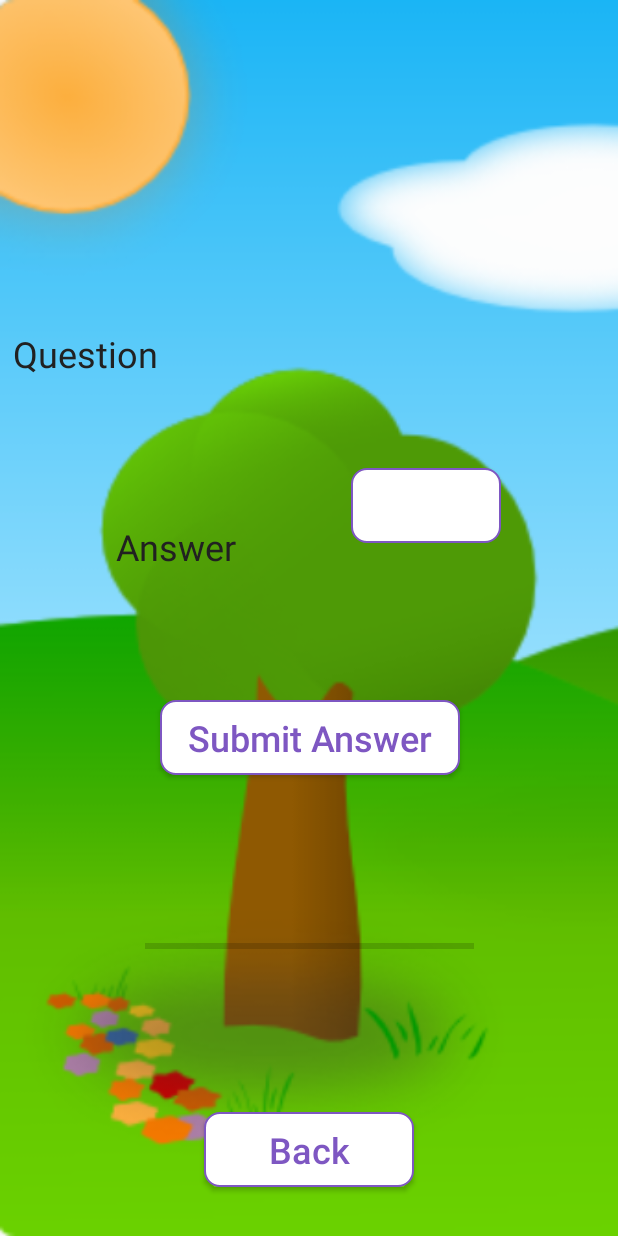
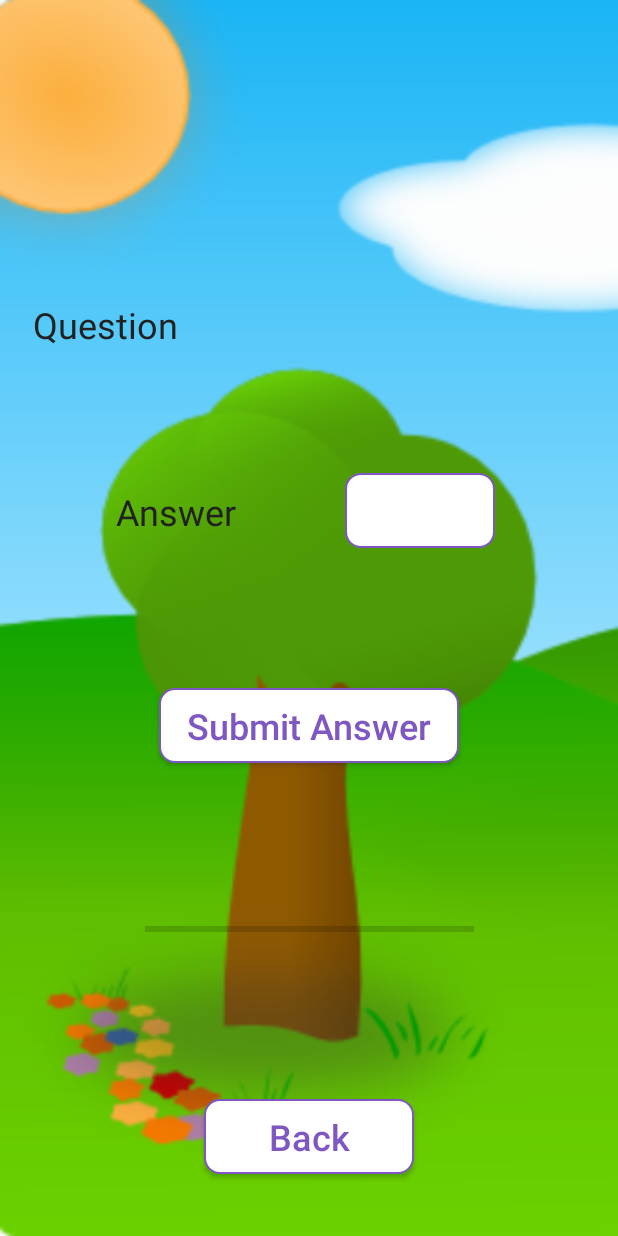
Before and after one commit to Wil6group/Wil6App, an Android app: the MathGame screen opened directly, with no data from a screen before it, after a tap on "Submit Answer", on a phone screen of 412 x 824 dp. Run offline under Robolectric (Android 15) with nearby library versions, the phone set to English and light mode, and no system bars; 4 statements that could not run were skipped.

Commit message:
Fixed math ranges and empty text error, no more negative sums and fixed layout. Added behaviour and camera to side menu.

```diff
--- a/app/src/main/java/com/example/app_proto_02/MathGame.java
+++ b/app/src/main/java/com/example/app_proto_02/MathGame.java
@@ -35,8 +35,8 @@ public class MathGame extends AppCompatActivity {
     public void calculationoperation(String operation){
 
         if(operation.equals("Addition")){
-            int a = new Random().nextInt((100));
-            int b = new Random().nextInt((100));
+            int a = new Random().nextInt((30));
+            int b = new Random().nextInt((30));
             String questio = a+" + "+b;
             question = (TextView) findViewById(R.id.QuestionTxt);
             question.setText(questio);
@@ -46,8 +46,8 @@ public class MathGame extends AppCompatActivity {
 
 
         if(operation.equals("Subtraction")){
-            int a = new Random().nextInt((100));
-            int b = new Random().nextInt((100));
+            int a = new Random().nextInt(50 - 25) + 25;
+            int b = new Random().nextInt(25);
             String questio = a+" - "+b;
             question = (TextView) findViewById(R.id.QuestionTxt);
             question.setText(questio);
@@ -56,7 +56,7 @@ public class MathGame extends AppCompatActivity {
         }
 
         if(operation.equals("Division")){
-            int a = new Random().nextInt((100));
+            int a = new Random().nextInt((20));
             int b = new Random().nextInt((10));
             int c = a*b;
             String questio = c+" / "+a;
@@ -78,18 +78,25 @@ public class MathGame extends AppCompatActivity {
         }
     }
 
-    public void ValidateAnswer(View v){
-        answer =  (EditText) findViewById(R.id.AnswerTxt);
-        String userasnwer =answer.getText().toString();
-        if(Integer.parseInt(userasnwer) ==correctanswer){
+    public void ValidateAnswer(View v)
+    {
+        answer = findViewById(R.id.AnswerTxt);
+        String userasnwer = answer.getText().toString();
+        if (userasnwer.equals(""))
+        {
+            Toast.makeText(this,"Please enter a number.",Toast.LENGTH_SHORT).show();
+        }else
+            {
+                if(Integer.parseInt(userasnwer) == correctanswer){
                     Toast.makeText(this,"Well done this is correct",Toast.LENGTH_LONG).show();
                     calculationoperation(mode);
                     answer.setText("");
                 }
-
                 else{
                     Toast.makeText(this,"Wrong try again",Toast.LENGTH_LONG).show();
                 }
+            }
+
     }
 
     public void onBackClick(View view)
--- a/app/src/main/res/layout/activity_math_game.xml
+++ b/app/src/main/res/layout/activity_math_game.xml
@@ -13,6 +13,7 @@
         android:id="@+id/btnBack2"
         android:layout_width="140dp"
         android:layout_height="50dp"
+        android:layout_marginBottom="28dp"
         android:background="@drawable/rounded_button_3"
         android:onClick="onBackClick"
         android:text="Back"
@@ -21,18 +22,14 @@
         android:textSize="24dp"
         app:layout_constraintBottom_toBottomOf="parent"
         app:layout_constraintEnd_toEndOf="parent"
-        app:layout_constraintHorizontal_bias="0.5"
         app:layout_constraintStart_toStartOf="parent"
-        app:layout_constraintTop_toTopOf="parent"
-        app:layout_constraintVertical_bias="0.958" />
+        app:layout_constraintTop_toBottomOf="@+id/progressBar" />
 
     <Button
         android:id="@+id/CompleteBtn"
         android:layout_width="200dp"
         android:layout_height="50dp"
-        android:layout_marginStart="139dp"
-        android:layout_marginEnd="138dp"
-        android:layout_marginBottom="64dp"
+        android:layout_marginBottom="65dp"
         android:background="@drawable/rounded_button_3"
         android:onClick="ValidateAnswer"
         android:text="Submit Answer"
@@ -48,12 +45,13 @@
         android:id="@+id/textView2"
         android:layout_width="wrap_content"
         android:layout_height="wrap_content"
-        android:layout_marginStart="39dp"
-        android:layout_marginBottom="426dp"
+        android:layout_marginStart="77dp"
+        android:layout_marginEnd="72dp"
+        android:layout_marginBottom="88dp"
         android:text="Answer"
         android:textColor="@color/Black"
         android:textSize="24dp"
-        app:layout_constraintBottom_toBottomOf="parent"
+        app:layout_constraintBottom_toTopOf="@+id/CompleteBtn"
         app:layout_constraintEnd_toStartOf="@+id/AnswerTxt"
         app:layout_constraintStart_toStartOf="parent"
         app:layout_constraintTop_toBottomOf="@+id/textView3" />
@@ -62,14 +60,14 @@
         android:id="@+id/textView3"
         android:layout_width="wrap_content"
         android:layout_height="wrap_content"
-        android:layout_marginStart="49dp"
-        android:layout_marginTop="81dp"
-        android:layout_marginBottom="78dp"
+        android:layout_marginStart="22dp"
+        android:layout_marginEnd="293dp"
+        android:layout_marginBottom="79dp"
         android:text="Question"
         android:textColor="@color/Black"
         android:textSize="24dp"
         app:layout_constraintBottom_toTopOf="@+id/textView2"
-        app:layout_constraintEnd_toStartOf="@+id/QuestionTxt"
+        app:layout_constraintEnd_toEndOf="parent"
         app:layout_constraintStart_toStartOf="parent"
         app:layout_constraintTop_toBottomOf="@+id/OperationTxt" />
 
@@ -77,10 +75,8 @@
         android:id="@+id/OperationTxt"
         android:layout_width="193dp"
         android:layout_height="40dp"
-        android:layout_marginStart="101dp"
-        android:layout_marginTop="63dp"
-        android:layout_marginEnd="100dp"
-        android:layout_marginBottom="63dp"
+        android:layout_marginTop="65dp"
+        android:layout_marginBottom="69dp"
         android:ems="10"
         android:enabled="false"
         android:inputType="textPersonName"
@@ -88,7 +84,7 @@
         android:textColor="@color/Black"
         android:textSize="30dp"
         android:textStyle="bold"
-        app:layout_constraintBottom_toTopOf="@+id/QuestionTxt"
+        app:layout_constraintBottom_toTopOf="@+id/textView3"
         app:layout_constraintEnd_toEndOf="parent"
         app:layout_constraintStart_toStartOf="parent"
         app:layout_constraintTop_toTopOf="parent" />
@@ -100,9 +96,9 @@
         android:layout_height="65dp"
         android:layout_marginStart="96dp"
         android:layout_marginEnd="96dp"
-        android:layout_marginBottom="143dp"
+        android:layout_marginBottom="67dp"
         android:progressTint="@color/Green"
-        app:layout_constraintBottom_toBottomOf="parent"
+        app:layout_constraintBottom_toTopOf="@+id/btnBack2"
         app:layout_constraintEnd_toEndOf="parent"
         app:layout_constraintStart_toStartOf="parent"
         app:layout_constraintTop_toBottomOf="@+id/CompleteBtn" />
@@ -111,15 +107,14 @@
         android:id="@+id/AnswerTxt"
         android:layout_width="100dp"
         android:layout_height="50dp"
-        android:layout_marginStart="39dp"
-        android:layout_marginEnd="40dp"
-        android:layout_marginBottom="87dp"
+        android:layout_marginEnd="82dp"
+        android:layout_marginBottom="80dp"
+        android:background="@drawable/rounded_button_3"
         android:ems="10"
+        android:inputType="number"
+        android:paddingLeft="10dp"
         android:textColor="@color/DeepPurple"
-        android:inputType="number"
         android:textSize="22dp"
-        android:paddingLeft="10dp"
-        android:background="@drawable/rounded_button_3"
         app:layout_constraintBottom_toTopOf="@+id/CompleteBtn"
         app:layout_constraintEnd_toEndOf="parent"
         app:layout_constraintStart_toEndOf="@+id/textView2"
@@ -129,13 +124,14 @@
         android:id="@+id/QuestionTxt"
         android:layout_width="wrap_content"
         android:layout_height="wrap_content"
-        android:layout_marginStart="48dp"
-        android:layout_marginEnd="40dp"
-        android:layout_marginBottom="64dp"
+        android:layout_marginStart="18dp"
+        android:layout_marginTop="71dp"
+        android:layout_marginEnd="16dp"
+        android:layout_marginBottom="70dp"
         android:ems="10"
+        android:inputType="textPersonName"
+        android:textColor="@color/Black"
         android:textSize="22dp"
-        android:textColor="@color/Black"
-        android:inputType="textPersonName"
         app:layout_constraintBottom_toTopOf="@+id/AnswerTxt"
         app:layout_constraintEnd_toEndOf="parent"
         app:layout_constraintStart_toEndOf="@+id/textView3"
```
Also changed, not shown: app/src/main/java/com/example/app_proto_02/scroll_options.java (+8 -1 lines), app/src/main/res/drawable/ic_baseline_people_alt_24.xml (added, +23 -0 lines), app/src/main/res/drawable/ic_baseline_photo_camera_24.xml (added, +13 -0 lines), app/src/main/res/menu/nav_menu.xml (+8 -0 lines). Lines whose indentation alone changed are shown as unchanged.
